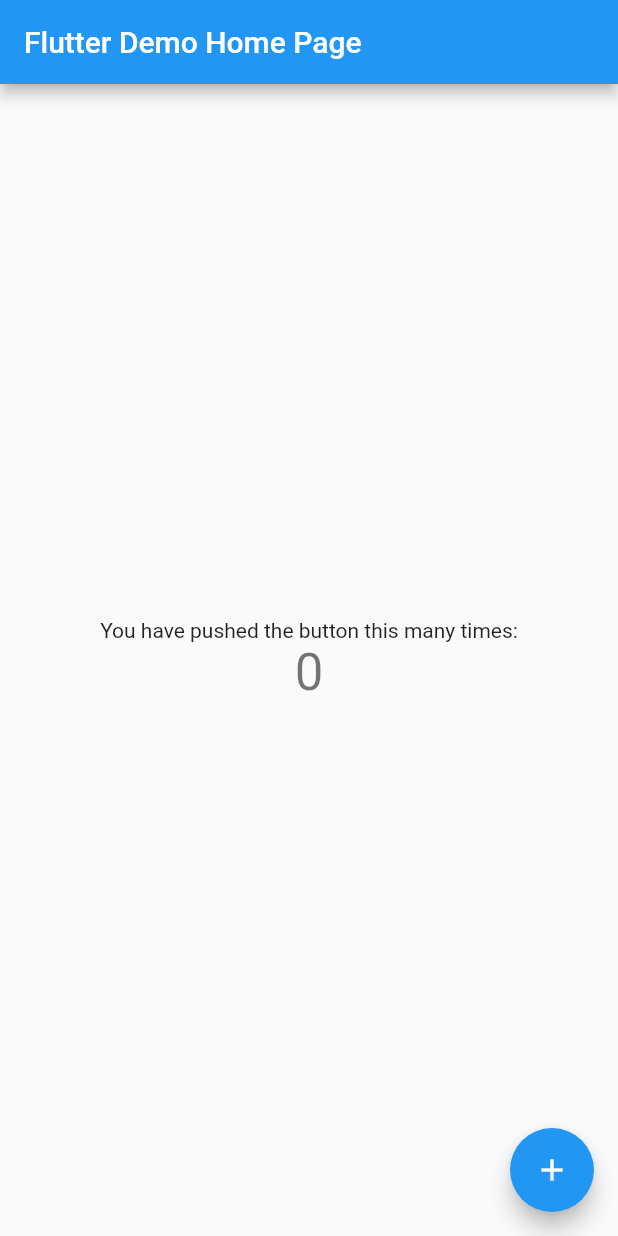
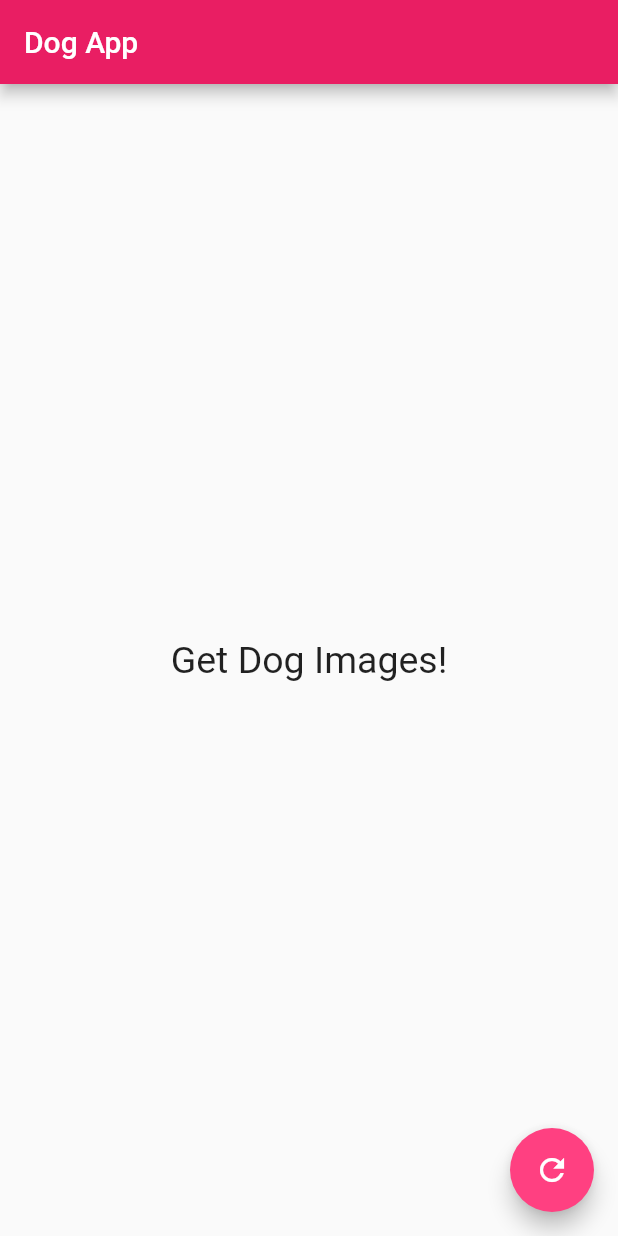
Before and after one commit to flutterninja9/Flutter-Advanced, a Flutter app: the screen it shows after launch, on a phone screen of 412 x 824 dp. Run offline on Flutter 3.47's test engine with Material 2 defaults, Android fonts, the light colour scheme and no system bars; our stand-ins replace bloc, dartz, data_connection_checker, equatable, flutter_bloc, get_it and 1 more.

Commit message:
dog_app done & no_bugs

```diff
--- /dev/null
+++ b/clean_architecture_dog_app/lib/features/dog_app/presentation/screens/dog_app_screen.dart
@@ -0,0 +1,43 @@
+import 'package:clean_architecture_dog_app/features/dog_app/presentation/bloc/image_object_bloc.dart';
+import 'package:clean_architecture_dog_app/features/dog_app/presentation/widgets/laoding.dart';
+import 'package:clean_architecture_dog_app/features/dog_app/presentation/widgets/loaded.dart';
+import 'package:clean_architecture_dog_app/features/dog_app/presentation/widgets/showMessage.dart';
+import 'package:flutter/material.dart';
+import 'package:flutter_bloc/flutter_bloc.dart';
+
+class DogAppScreen extends StatelessWidget {
+  @override
+  Widget build(BuildContext context) {
+    return Scaffold(
+      appBar: AppBar(
+        title: Text('Dog App'),
+      ),
+      floatingActionButton: FloatingActionButton(
+        onPressed: () {
+          BlocProvider.of<ImageObjectBloc>(context)
+              .dispatch(GetObjectForImage());
+        },
+        child: Icon(Icons.refresh),
+      ),
+      body: BlocBuilder<ImageObjectBloc, ImageObjectState>(
+        builder: (context, state) {
+          if (state is Loading) {
+            return LoadingWidget();
+          } else if (state is Failed) {
+            return ShowMessage(
+              message: state.errorMessage,
+            );
+          } else if (state is Loaded) {
+            return DogImageWidget(
+              imageObject: state.imageObject,
+            );
+          } else {
+            return ShowMessage(
+              message: 'Get Dog Images!',
+            );
+          }
+        },
+      ),
+    );
+  }
+}
--- /dev/null
+++ b/clean_architecture_dog_app/lib/features/dog_app/presentation/widgets/laoding.dart
@@ -0,0 +1,14 @@
+import 'package:flutter/material.dart';
+
+class LoadingWidget extends StatelessWidget {
+  const LoadingWidget({
+    Key key,
+  }) : super(key: key);
+
+  @override
+  Widget build(BuildContext context) {
+    return Center(
+      child: CircularProgressIndicator(),
+    );
+  }
+}
--- /dev/null
+++ b/clean_architecture_dog_app/lib/features/dog_app/presentation/widgets/loaded.dart
@@ -0,0 +1,14 @@
+import 'package:clean_architecture_dog_app/features/dog_app/domain/enitities/image_object.dart';
+import 'package:flutter/material.dart';
+
+class DogImageWidget extends StatelessWidget {
+  final ImageObject imageObject;
+  const DogImageWidget({Key key, this.imageObject}) : super(key: key);
+
+  @override
+  Widget build(BuildContext context) {
+    return Center(
+      child: Image.network(imageObject.imageURL),
+    );
+  }
+}
--- /dev/null
+++ b/clean_architecture_dog_app/lib/features/dog_app/presentation/widgets/showMessage.dart
@@ -0,0 +1,16 @@
+import 'package:flutter/material.dart';
+
+class ShowMessage extends StatelessWidget {
+  final String message;
+  const ShowMessage({Key key, this.message}) : super(key: key);
+
+  @override
+  Widget build(BuildContext context) {
+    return Center(
+      child: Text(
+        message,
+        style: TextStyle(fontSize: 25),
+      ),
+    );
+  }
+}
--- a/clean_architecture_dog_app/lib/main.dart
+++ b/clean_architecture_dog_app/lib/main.dart
@@ -1,5 +1,8 @@
+import 'package:clean_architecture_dog_app/features/dog_app/presentation/bloc/image_object_bloc.dart';
+import 'package:clean_architecture_dog_app/features/dog_app/presentation/screens/dog_app_screen.dart';
 import 'package:clean_architecture_dog_app/injection_container.dart';
 import 'package:flutter/material.dart';
+import 'package:flutter_bloc/flutter_bloc.dart';
 
 void main() {
   init(); //! Dependency Injection for injecting all the functionalities in a single go
@@ -9,59 +12,16 @@
 class MyApp extends StatelessWidget {
   @override
   Widget build(BuildContext context) {
-    return MaterialApp(
-      title: 'Flutter Demo',
-      theme: ThemeData(
-        primarySwatch: Colors.blue,
-      ),
-      home: MyHomePage(title: 'Flutter Demo Home Page'),
+    return BlocProvider(
+      builder: (context) => sl<ImageObjectBloc>(),
+      child: MaterialApp(
+          title: 'Flutter Demo',
+          theme: ThemeData(
+            primarySwatch: Colors.pink,
+            accentColor: Colors.pinkAccent,
+          ),
+          debugShowCheckedModeBanner: false,
+          home: DogAppScreen()),
     );
   }
 }
-
-class MyHomePage extends StatefulWidget {
-  MyHomePage({Key key, this.title}) : super(key: key);
-
-  final String title;
-
-  @override
-  _MyHomePageState createState() => _MyHomePageState();
-}
-
-class _MyHomePageState extends State<MyHomePage> {
-  int _counter = 0;
-
-  void _incrementCounter() {
-    setState(() {
-      _counter++;
-    });
-  }
-
-  @override
-  Widget build(BuildContext context) {
-    return Scaffold(
-      appBar: AppBar(
-        title: Text(widget.title),
-      ),
-      body: Center(
-        child: Column(
-          mainAxisAlignment: MainAxisAlignment.center,
-          children: <Widget>[
-            Text(
-              'You have pushed the button this many times:',
-            ),
-            Text(
-              '$_counter',
-              style: Theme.of(context).textTheme.headline4,
-            ),
-          ],
-        ),
-      ),
-      floatingActionButton: FloatingActionButton(
-        onPressed: _incrementCounter,
-        tooltip: 'Increment',
-        child: Icon(Icons.add),
-      ),
-    );
-  }
-}
```
Also changed, not shown: 1 other file.
